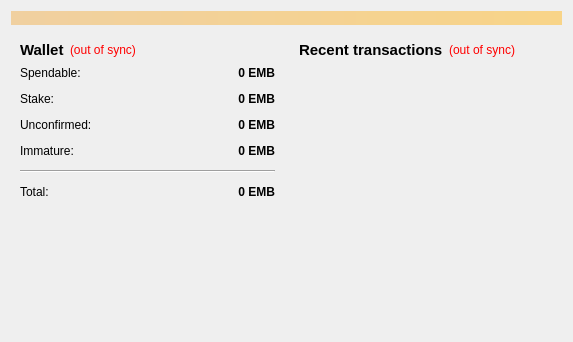
Old version of the form src/qt/forms/overviewpage.ui in the repository zjohnson24/Ember.
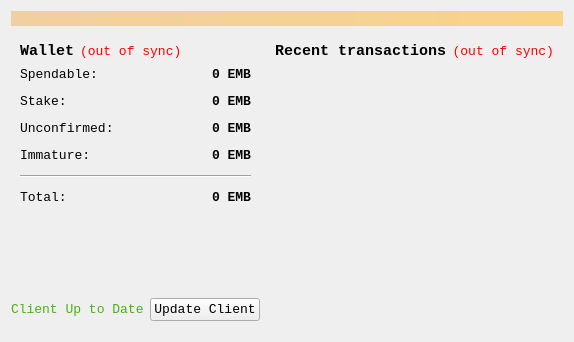
New version of the form.

What changed in the file:
```diff
--- a/src/qt/forms/overviewpage.ui
+++ b/src/qt/forms/overviewpage.ui
@@ -10,6 +10,12 @@
     <height>342</height>
    </rect>
   </property>
+  <property name="font">
+   <font>
+    <family>Consolas</family>
+    <pointsize>10</pointsize>
+   </font>
+  </property>
   <property name="windowTitle">
    <string>Form</string>
   </property>
@@ -278,6 +284,61 @@
          </property>
         </spacer>
        </item>
+       <item>
+        <layout class="QHBoxLayout" name="horizontalLayout_3">
+         <property name="topMargin">
+          <number>10</number>
+         </property>
+         <property name="bottomMargin">
+          <number>10</number>
+         </property>
+         <item>
+          <spacer name="horizontalSpacer_3">
+           <property name="orientation">
+            <enum>Qt::Horizontal</enum>
+           </property>
+           <property name="sizeHint" stdset="0">
+            <size>
+             <width>40</width>
+             <height>20</height>
+            </size>
+           </property>
+          </spacer>
+         </item>
+         <item>
+          <widget class="QLabel" name="updated">
+           <property name="styleSheet">
+            <string notr="true">color: rgb(72, 176, 23);</string>
+           </property>
+           <property name="text">
+            <string>Client Up to Date</string>
+           </property>
+          </widget>
+         </item>
+         <item>
+          <widget class="QPushButton" name="updateButton">
+           <property name="autoFillBackground">
+            <bool>false</bool>
+           </property>
+           <property name="text">
+            <string>Update Client</string>
+           </property>
+           <property name="checkable">
+            <bool>false</bool>
+           </property>
+           <property name="autoDefault">
+            <bool>false</bool>
+           </property>
+           <property name="default">
+            <bool>false</bool>
+           </property>
+           <property name="flat">
+            <bool>false</bool>
+           </property>
+          </widget>
+         </item>
+        </layout>
+       </item>
       </layout>
      </item>
      <item>
@@ -334,6 +395,12 @@
           </item>
           <item>
            <widget class="QListView" name="listTransactions">
+            <property name="font">
+             <font>
+              <family>Consolas</family>
+              <pointsize>10</pointsize>
+             </font>
+            </property>
             <property name="styleSheet">
              <string notr="true">QListView { background: transparent; }</string>
             </property>
```
